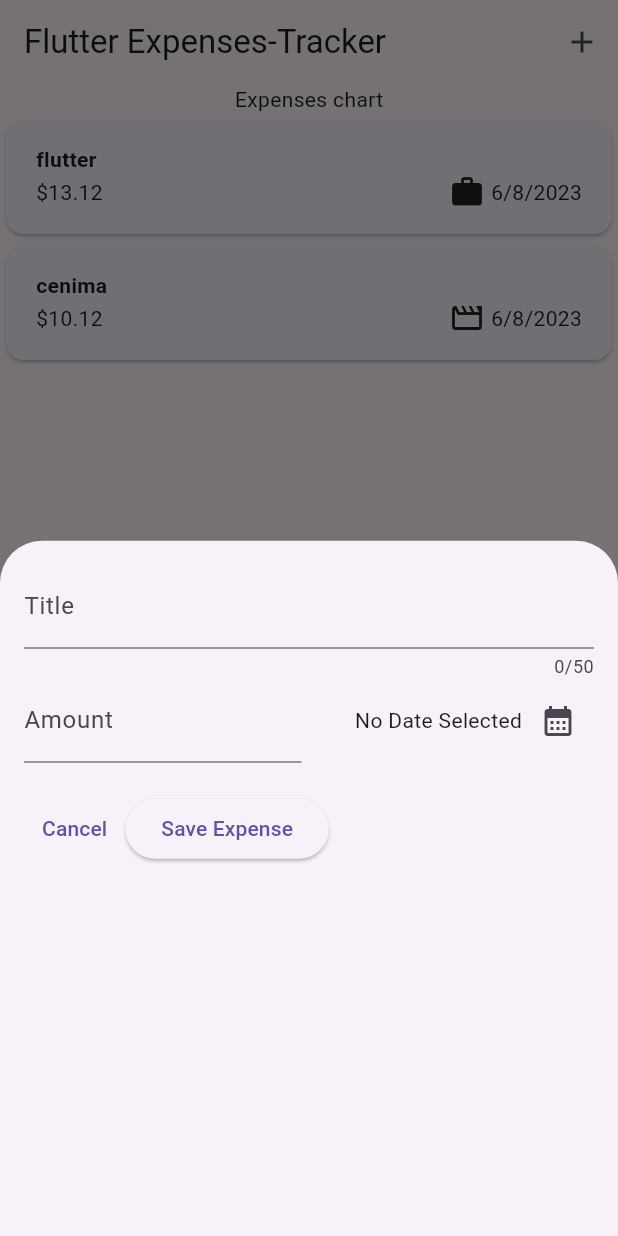
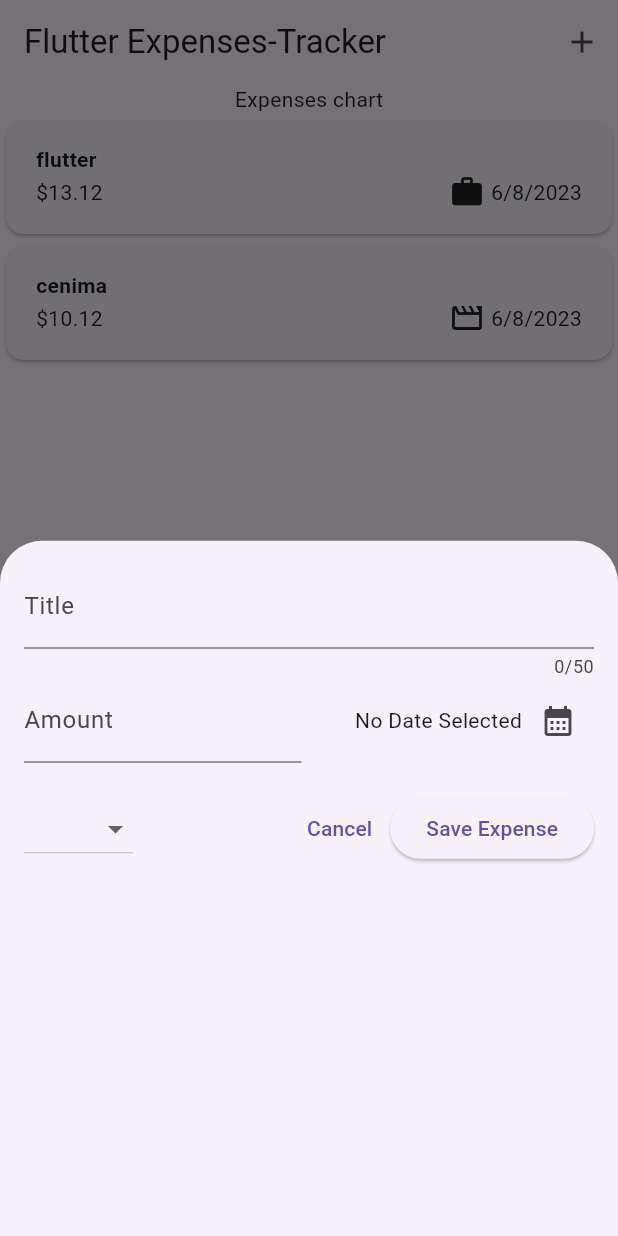
Before and after one commit to akashdevav/Flutter_expense-tracker, a Flutter app: the screen it shows after launch, after a tap on the "add" icon, on a phone screen of 412 x 824 dp. Run offline on Flutter 3.47's test engine with Material 2 defaults, Android fonts, the phone set to English and light mode, and no system bars.

Commit message:
added dropdownbutton to select the listed value

```diff
--- a/expense_app/lib/widget/new_expenses.dart
+++ b/expense_app/lib/widget/new_expenses.dart
@@ -1,7 +1,5 @@
+import 'package:expense_app/Model/expense.dart';
 import 'package:flutter/material.dart';
-import 'package:intl/intl.dart';
-
-final formatter = DateFormat.yMd();
 
 class NewExpenses extends StatefulWidget {
   const NewExpenses({super.key});
@@ -24,9 +22,9 @@ class _NewExpensesState extends State<NewExpenses> {
         initialDate: now,
         firstDate: firstDate,
         lastDate: now);
-        setState(() {
-          _selectDate = pickedDate;
-        });
+    setState(() {
+      _selectDate = pickedDate;
+    });
   }
 
   @override
@@ -68,7 +66,9 @@ class _NewExpensesState extends State<NewExpenses> {
                   crossAxisAlignment: CrossAxisAlignment.center,
                   children: [
                     Flexible(
-                      child: Text(_selectDate == null ? 'No Date Selected' : formatter.format(_selectDate!)),
+                      child: Text(_selectDate == null
+                          ? 'No Date Selected'
+                          : formatter.format(_selectDate!)),
                     ),
                     IconButton(
                       onPressed: _onPressDate,
@@ -82,6 +82,19 @@ class _NewExpensesState extends State<NewExpenses> {
           const SizedBox(height: 20),
           Row(
             children: [
+              DropdownButton(
+                  items: Category.values
+                      .map(
+                        (category) => DropdownMenuItem(
+                          value: category,
+                          child: Text(category.name),
+                        ),
+                      )
+                      .toList(),
+                  onChanged: (value) {
+                    print(value);
+                  }),
+              const Spacer(),
               TextButton(
                 onPressed: () {
                   Navigator.pop(context);
```
